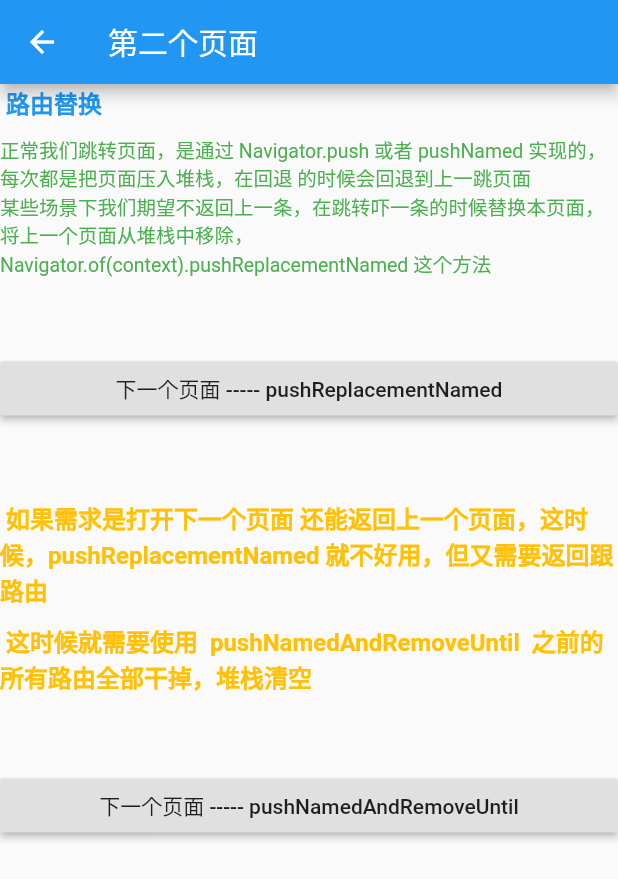
After one commit to Preterit/flutter_first, a Flutter app: the screen it shows after launch, item 2 of the bottom bar chosen, after a tap on "命名路由跳转 --- 路由替换", on a phone screen of 412 x 824 dp. The commit adds this screen. Shown: the top 879 px of the screen. Run offline on Flutter 3.47's test engine with Material 2 defaults, Android fonts, the phone set to English and light mode, and no system bars.

Commit message:
命名路由 使用。

```diff
--- a/lib/Route/Routes.dart
+++ b/lib/Route/Routes.dart
@@ -1,5 +1,8 @@
 import 'package:flutter/cupertino.dart';
 import 'package:flutter/material.dart';
+import 'package:flutterfirst/Route/routes/FourPage.dart';
+import 'package:flutterfirst/Route/routes/SecondPage.dart';
+import 'package:flutterfirst/Route/routes/ThreePage.dart';
 
 import '../main.dart';
 import 'CategoryInfo.dart';
@@ -10,6 +13,9 @@ final routes = {
   "/": (context) => main(),
   '/categoryInfo': (context,{arguments}) => CategoryInfoPage(arguments:arguments),
   "/noDataPage": (context) => NoDataPageInfo(),
+  "/secondPage": (context) => SecondPage(),
+  "/threePage": (context) => ThreePage(),
+  "/fourPage": (context) => FourPage(),
 };
 
 /// 固定写法
--- /dev/null
+++ b/lib/Route/routes/SecondPage.dart
@@ -0,0 +1,75 @@
+import 'package:flutter/cupertino.dart';
+import 'package:flutter/material.dart';
+
+class SecondPage extends StatefulWidget {
+  @override
+  State<StatefulWidget> createState() {
+    return _SecondPage();
+  }
+}
+
+class _SecondPage extends State<SecondPage> {
+  @override
+  Widget build(BuildContext context) {
+    return Scaffold(
+        appBar: AppBar(
+          title: Text("第二个页面"),
+        ),
+        body: ListView(
+          children: <Widget>[
+            Text(
+              " 路由替换  ",
+              style: TextStyle(
+                  fontSize: 16.0,
+                  color: Colors.blue,
+                  fontWeight: FontWeight.bold),
+            ),
+            SizedBox(height: 10.0),
+            Text(
+              "正常我们跳转页面，是通过 Navigator.push 或者 pushNamed 实现的，每次都是把页面压入堆栈，在回退 的时候会回退到上一跳页面",
+              style: TextStyle(
+                fontSize: 13.0,
+                color: Colors.green,
+              ),
+            ),
+            Text(
+              "某些场景下我们期望不返回上一条，在跳转吓一条的时候替换本页面，将上一个页面从堆栈中移除， Navigator.of(context).pushReplacementNamed 这个方法",
+              style: TextStyle(
+                fontSize: 13.0,
+                color: Colors.green,
+              ),
+            ),
+            SizedBox(height: 50.0),
+            RaisedButton(
+              child: Text("下一个页面 ----- pushReplacementNamed"),
+              onPressed: () {
+                Navigator.pushReplacementNamed(context, "/threePage");
+              },
+            ),
+            SizedBox(height: 50.0),
+            Text(
+              " 如果需求是打开下一个页面 还能返回上一个页面，这时候，pushReplacementNamed 就不好用，但又需要返回跟路由 ",
+              style: TextStyle(
+                  fontWeight: FontWeight.bold,
+                  fontSize: 16.0,
+                  color: Colors.amber),
+            ),
+            SizedBox(height: 10.0),
+            Text(
+              " 这时候就需要使用  pushNamedAndRemoveUntil  之前的所有路由全部干掉，堆栈清空",
+              style: TextStyle(
+                  fontWeight: FontWeight.bold,
+                  fontSize: 16.0,
+                  color: Colors.amber),
+            ),
+            SizedBox(height: 50.0),
+            RaisedButton(
+              child: Text("下一个页面 ----- pushNamedAndRemoveUntil"),
+              onPressed: () {
+                Navigator.pushNamed(context, "/threePage");
+              },
+            ),
+          ],
+        ));
+  }
+}
--- /dev/null
+++ b/lib/Route/routes/ThreePage.dart
@@ -0,0 +1,45 @@
+import 'package:flutter/cupertino.dart';
+import 'package:flutter/material.dart';
+
+class ThreePage extends StatefulWidget {
+  @override
+  State<StatefulWidget> createState() {
+    return _ThreePageState();
+  }
+}
+
+class _ThreePageState extends State<ThreePage> {
+  @override
+  Widget build(BuildContext context) {
+    return Scaffold(
+      appBar: AppBar(
+        title: Text("第三个页面"),
+      ),
+      body: ListView(
+        children: <Widget>[
+          Text(
+            "这个页面单纯是又来凑数的",
+            style: TextStyle(
+                fontSize: 14.0,
+                color: Colors.green,
+                fontWeight: FontWeight.bold),
+          ),
+          SizedBox(height: 50.0,),
+          RaisedButton(
+            child: Text("下一个页面  ---   pushReplacementNamed "),
+            onPressed: () {
+              Navigator.pushReplacementNamed(context, "/fourPage");
+            },
+          ),
+          SizedBox(height: 50.0,),
+          RaisedButton(
+            child: Text("下一个页面  ---   pushNamedAndRemoveUntil "),
+            onPressed: () {
+              Navigator.pushNamed(context, "/fourPage");
+            },
+          ),
+        ],
+      ),
+    );
+  }
+}
--- a/lib/tabs/BottomTabs.dart
+++ b/lib/tabs/BottomTabs.dart
@@ -5,14 +5,24 @@ import 'package:flutterfirst/tabs/pages/HomePage.dart';
 import 'package:flutterfirst/tabs/pages/SettingPage.dart';
 
 class BottomTabs extends StatefulWidget {
+
+  int index ;
+  BottomTabs({this.index = 0});
+
   @override
   _BottomNavigationBar createState() {
-    return _BottomNavigationBar();
+    return _BottomNavigationBar(this.index);
   }
 }
 
 class _BottomNavigationBar extends State<BottomTabs> {
-  int _currentIndex = 0;
+
+  int _currentIndex;
+
+  _BottomNavigationBar(index){
+    this._currentIndex = index;
+  }
+
   List<Widget> _pageList = [
     HomePage(),
     CategoryPage(),
--- a/lib/tabs/pages/Categorypage.dart
+++ b/lib/tabs/pages/Categorypage.dart
@@ -12,21 +12,26 @@ class _CategoryPageState extends State<CategoryPage> {
   @override
   Widget build(BuildContext context) {
     return Column(
-      mainAxisAlignment: MainAxisAlignment.center,
-      crossAxisAlignment: CrossAxisAlignment.center,
+      mainAxisAlignment: MainAxisAlignment.start,
+      crossAxisAlignment: CrossAxisAlignment.start,
       children: <Widget>[
         RaisedButton(
           child: Text("命名路由跳转 --- 携带参数"),
           onPressed: () {
-            Navigator.pushNamed(context, '/categoryInfo',arguments: {
-              "pid":110
-            });
+            Navigator.pushNamed(context, '/categoryInfo',
+                arguments: {"pid": 110});
           },
         ),
         RaisedButton(
           child: Text("命名路由跳转 --- 不携带参数"),
-          onPressed: (){
+          onPressed: () {
             Navigator.pushNamed(context, "/noDataPage");
+          },
+        ),
+        RaisedButton(
+          child: Text("命名路由跳转 --- 路由替换"),
+          onPressed: () {
+            Navigator.pushNamed(context, "/secondPage");
           },
         ),
       ],
```
Also changed, not shown: lib/Route/routes/FourPage.dart (added, +68 -0 lines).
